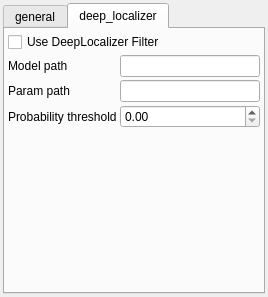
This is ImgAnalysisTracker/LocalizerParamsWidget.ui in BioroboticsLab/biotracker_beesbook as Qt 5 draws it before an edit. The edited form follows.
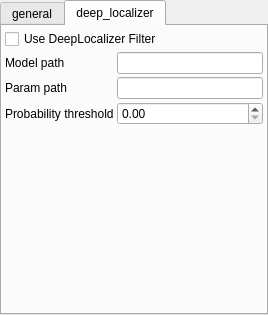
This is the edited form. The open tabs and pages were chosen to show the change.

Commit message: More dense layout

What changed in the file:
```diff
--- a/ImgAnalysisTracker/LocalizerParamsWidget.ui
+++ b/ImgAnalysisTracker/LocalizerParamsWidget.ui
@@ -7,7 +7,7 @@
     <x>0</x>
     <y>0</y>
     <width>268</width>
-    <height>297</height>
+    <height>315</height>
    </rect>
   </property>
   <property name="sizePolicy">
@@ -27,19 +27,19 @@
   </property>
   <layout class="QVBoxLayout" name="verticalLayout_3">
    <property name="spacing">
-    <number>3</number>
+    <number>0</number>
    </property>
    <property name="leftMargin">
-    <number>3</number>
+    <number>0</number>
    </property>
    <property name="topMargin">
-    <number>3</number>
+    <number>0</number>
    </property>
    <property name="rightMargin">
-    <number>3</number>
+    <number>0</number>
    </property>
    <property name="bottomMargin">
-    <number>3</number>
+    <number>0</number>
    </property>
    <item>
     <widget class="QTabWidget" name="tabWidget">
```
Left out of the diff: 2 changed lines with no effect on the pictures. The commit also changes 4 other files.
